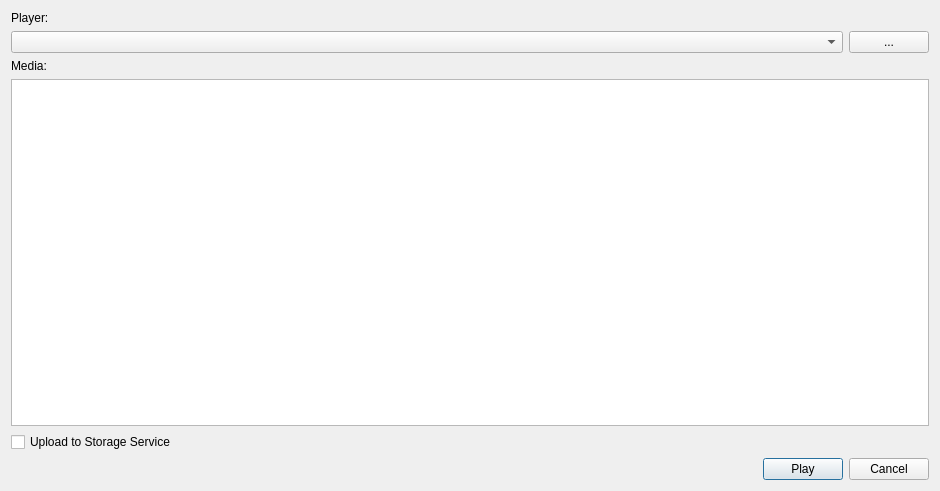
First picture: the form in src/desktop/ui/playdialog.ui, repository missdeer/imchenwen, before the edit.
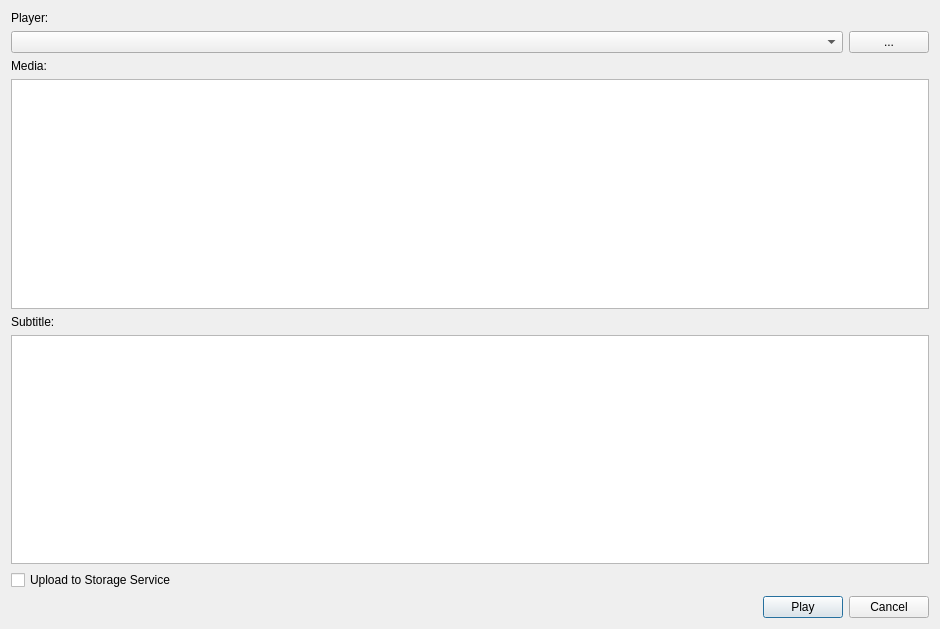
Second picture: the form after the edit.

Commit message: (*)initially support subtitle from youtube

What changed in the file:
```diff
--- a/src/desktop/ui/playdialog.ui
+++ b/src/desktop/ui/playdialog.ui
@@ -7,7 +7,7 @@
     <x>0</x>
     <y>0</y>
     <width>940</width>
-    <height>491</height>
+    <height>629</height>
    </rect>
   </property>
   <property name="windowTitle">
@@ -68,6 +68,16 @@
      </property>
     </widget>
    </item>
+   <item>
+    <widget class="QLabel" name="labelSubtitle">
+     <property name="text">
+      <string>Subtitle:</string>
+     </property>
+    </widget>
+   </item>
+   <item>
+    <widget class="QListWidget" name="listSubtitle"/>
+   </item>
    <item>
     <widget class="QCheckBox" name="btnStorage">
      <property name="text">
```
The commit also changes 10 other files.
